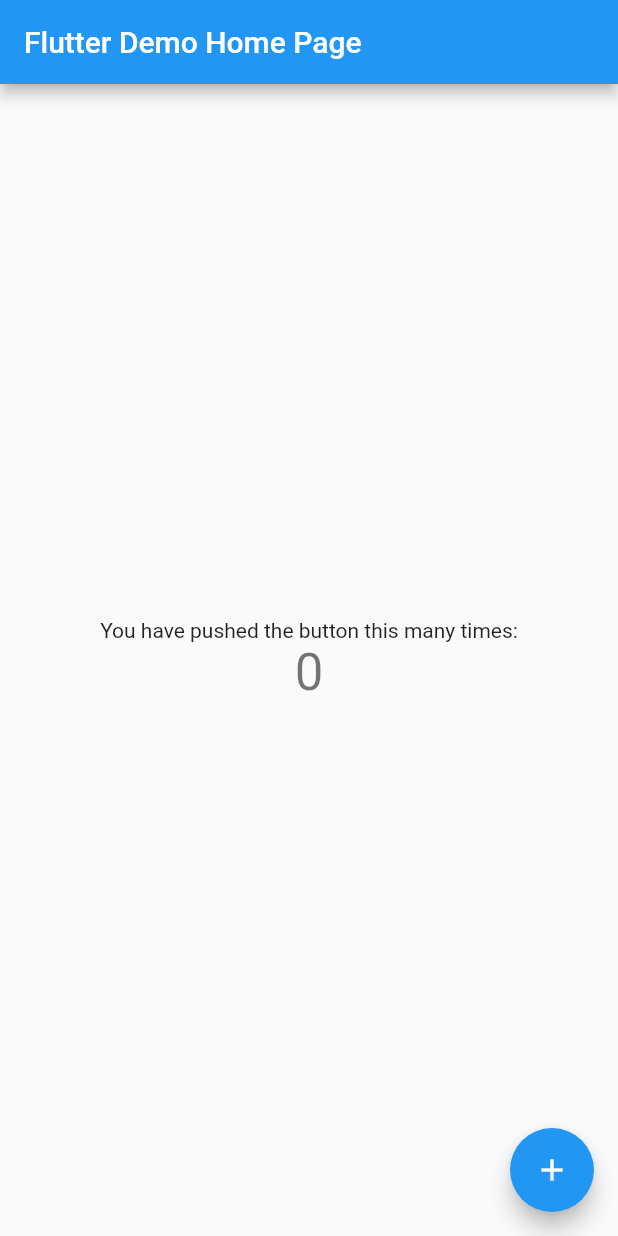
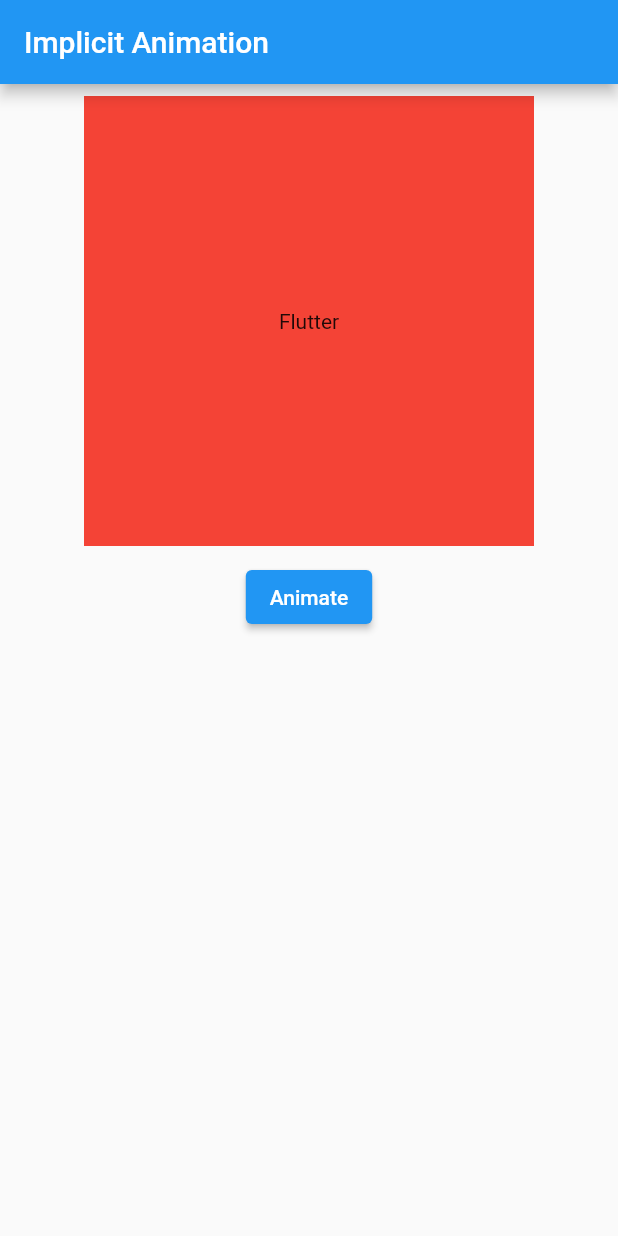
Before and after one commit to Lazymind19/flutter_series, a Flutter app: the screen it shows after launch, on a phone screen of 412 x 824 dp. Run offline on Flutter 3.47's test engine with Material 2 defaults, Android fonts, the light colour scheme and no system bars.

Commit message:
design : basic widget design for part one

```diff
--- a/lib/main.dart
+++ b/lib/main.dart
@@ -1,4 +1,5 @@
 import 'package:flutter/material.dart';
+import 'package:flutter_series/part_one_implicit_animation/part_one_implicit_animation.dart';
 
 void main() {
   runApp(const MyApp());
@@ -7,109 +8,14 @@
 class MyApp extends StatelessWidget {
   const MyApp({super.key});
 
-  // This widget is the root of your application.
   @override
   Widget build(BuildContext context) {
     return MaterialApp(
       title: 'Flutter Demo',
       theme: ThemeData(
-        // This is the theme of your application.
-        //
-        // Try running your application with "flutter run". You'll see the
-        // application has a blue toolbar. Then, without quitting the app, try
-        // changing the primarySwatch below to Colors.green and then invoke
-        // "hot reload" (press "r" in the console where you ran "flutter run",
-        // or simply save your changes to "hot reload" in a Flutter IDE).
-        // Notice that the counter didn't reset back to zero; the application
-        // is not restarted.
         primarySwatch: Colors.blue,
       ),
-      home: const MyHomePage(title: 'Flutter Demo Home Page'),
+      home: const PartOneImplicitAnimation(),
     );
   }
 }
-
-class MyHomePage extends StatefulWidget {
-  const MyHomePage({super.key, required this.title});
-
-  // This widget is the home page of your application. It is stateful, meaning
-  // that it has a State object (defined below) that contains fields that affect
-  // how it looks.
-
-  // This class is the configuration for the state. It holds the values (in this
-  // case the title) provided by the parent (in this case the App widget) and
-  // used by the build method of the State. Fields in a Widget subclass are
-  // always marked "final".
-
-  final String title;
-
-  @override
-  State<MyHomePage> createState() => _MyHomePageState();
-}
-
-class _MyHomePageState extends State<MyHomePage> {
-  int _counter = 0;
-
-  void _incrementCounter() {
-    setState(() {
-      // This call to setState tells the Flutter framework that something has
-      // changed in this State, which causes it to rerun the build method below
-      // so that the display can reflect the updated values. If we changed
-      // _counter without calling setState(), then the build method would not be
-      // called again, and so nothing would appear to happen.
-      _counter++;
-    });
-  }
-
-  @override
-  Widget build(BuildContext context) {
-    // This method is rerun every time setState is called, for instance as done
-    // by the _incrementCounter method above.
-    //
-    // The Flutter framework has been optimized to make rerunning build methods
-    // fast, so that you can just rebuild anything that needs updating rather
-    // than having to individually change instances of widgets.
-    return Scaffold(
-      appBar: AppBar(
-        // Here we take the value from the MyHomePage object that was created by
-        // the App.build method, and use it to set our appbar title.
-        title: Text(widget.title),
-      ),
-      body: Center(
-        // Center is a layout widget. It takes a single child and positions it
-        // in the middle of the parent.
-        child: Column(
-          // Column is also a layout widget. It takes a list of children and
-          // arranges them vertically. By default, it sizes itself to fit its
-          // children horizontally, and tries to be as tall as its parent.
-          //
-          // Invoke "debug painting" (press "p" in the console, choose the
-          // "Toggle Debug Paint" action from the Flutter Inspector in Android
-          // Studio, or the "Toggle Debug Paint" command in Visual Studio Code)
-          // to see the wireframe for each widget.
-          //
-          // Column has various properties to control how it sizes itself and
-          // how it positions its children. Here we use mainAxisAlignment to
-          // center the children vertically; the main axis here is the vertical
-          // axis because Columns are vertical (the cross axis would be
-          // horizontal).
-          mainAxisAlignment: MainAxisAlignment.center,
-          children: <Widget>[
-            const Text(
-              'You have pushed the button this many times:',
-            ),
-            Text(
-              '$_counter',
-              style: Theme.of(context).textTheme.headline4,
-            ),
-          ],
-        ),
-      ),
-      floatingActionButton: FloatingActionButton(
-        onPressed: _incrementCounter,
-        tooltip: 'Increment',
-        child: const Icon(Icons.add),
-      ), // This trailing comma makes auto-formatting nicer for build methods.
-    );
-  }
-}
--- /dev/null
+++ b/lib/part_one_implicit_animation/part_one_implicit_animation.dart
@@ -0,0 +1,50 @@
+import 'dart:developer';
+
+import 'package:flutter/material.dart';
+
+import '../widget/custom_container_box.dart';
+
+class PartOneImplicitAnimation extends StatefulWidget {
+  const PartOneImplicitAnimation({super.key});
+
+  @override
+  State<PartOneImplicitAnimation> createState() =>
+      _PartOneImplicitAnimationState();
+}
+
+class _PartOneImplicitAnimationState extends State<PartOneImplicitAnimation> {
+  @override
+  final colorList = [Colors.red, Colors.blue];
+  final textList = ["Flutter", "Developer"];
+  int index = 0;
+  Widget build(BuildContext context) {
+    return Scaffold(
+      appBar: AppBar(
+        title: Text("Implicit Animation"),
+      ),
+      body: Container(
+        padding: EdgeInsets.all(8.0),
+        height: MediaQuery.of(context).size.height,
+        width: MediaQuery.of(context).size.width,
+        child: Column(
+          children: [
+            CustomContainerBox(
+                color: colorList[index], textName: textList[index]),
+            SizedBox(
+              height: 10,
+            ),
+            ElevatedButton(
+                onPressed: () {
+                  log("I am clicked");
+                  setState(() {
+                    index = index == 1 ? 0 : 1;
+                    log("index is $index");
+                  });
+                },
+                child: Text("Animate"))
+          ],
+        ),
+      ),
+    );
+  }
+}
--- /dev/null
+++ b/lib/widget/custom_container_box.dart
@@ -0,0 +1,36 @@
+import 'dart:developer';
+
+import 'package:flutter/material.dart';
+
+class CustomContainerBox extends StatefulWidget {
+  final Color color;
+  final String textName;
+  const CustomContainerBox({
+    Key? key,
+    required this.color,
+    required this.textName,
+  }) : super(key: key);
+
+  @override
+  State<CustomContainerBox> createState() => _CustomContainerBoxState();
+}
+
+class _CustomContainerBoxState extends State<CustomContainerBox> {
+  @override
+  void initState() {
+    super.initState();
+    log("Box name is ${widget.textName}");
+  }
+
+  @override
+  Widget build(BuildContext context) {
+    return Container(
+      height: 300,
+      width: 300,
+      color: widget.color,
+      child: Center(
+        child: Text(widget.textName),
+      ),
+    );
+  }
+}
```
